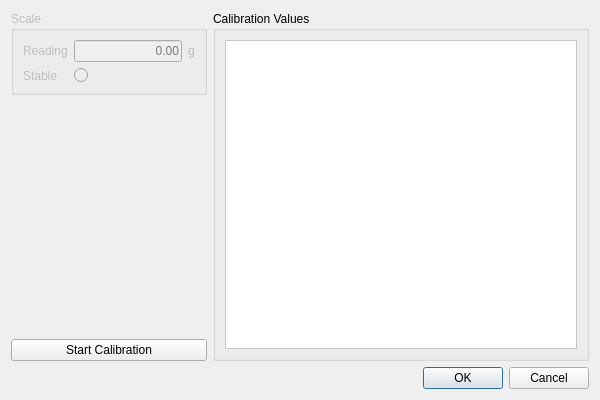
Qt form iblrig/gui/ui_valve.ui (int-brain-lab/iblrig) before a commit.
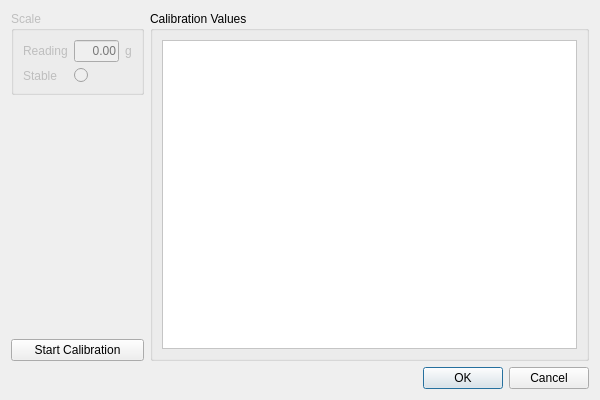
The same form after that commit. Custom widgets are drawn as their Qt base class.

What changed in the file:
```diff
--- a/iblrig/gui/ui_valve.ui
+++ b/iblrig/gui/ui_valve.ui
@@ -58,6 +58,9 @@
            <string>Scale</string>
           </property>
           <layout class="QFormLayout" name="formLayout">
+           <property name="fieldGrowthPolicy">
+            <enum>QFormLayout::ExpandingFieldsGrow</enum>
+           </property>
            <item row="0" column="0">
             <widget class="QLabel" name="label">
              <property name="text">
@@ -82,6 +85,24 @@
               </property>
               <item>
                <widget class="QLineEdit" name="lineEditGrams">
+                <property name="sizePolicy">
+                 <sizepolicy hsizetype="Fixed" vsizetype="Fixed">
+                  <horstretch>0</horstretch>
+                  <verstretch>0</verstretch>
+                 </sizepolicy>
+                </property>
+                <property name="minimumSize">
+                 <size>
+                  <width>0</width>
+                  <height>0</height>
+                 </size>
+                </property>
+                <property name="maximumSize">
+                 <size>
+                  <width>45</width>
+                  <height>16777215</height>
+                 </size>
+                </property>
                 <property name="alignment">
                  <set>Qt::AlignRight|Qt::AlignTrailing|Qt::AlignVCenter</set>
                 </property>
```
